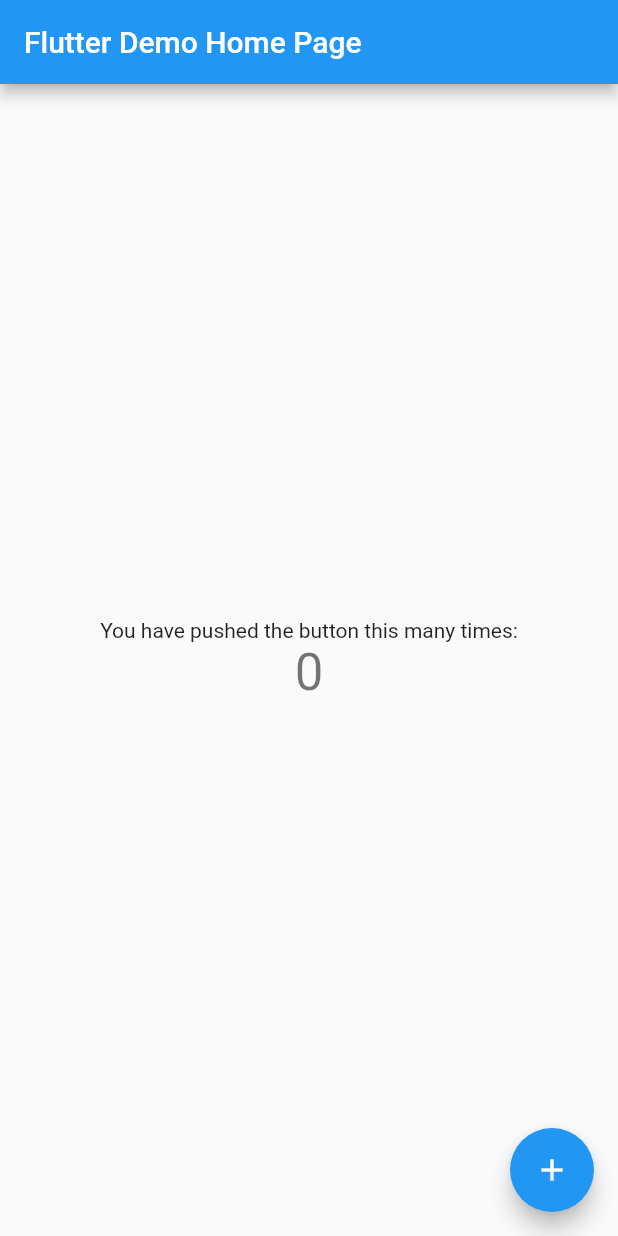
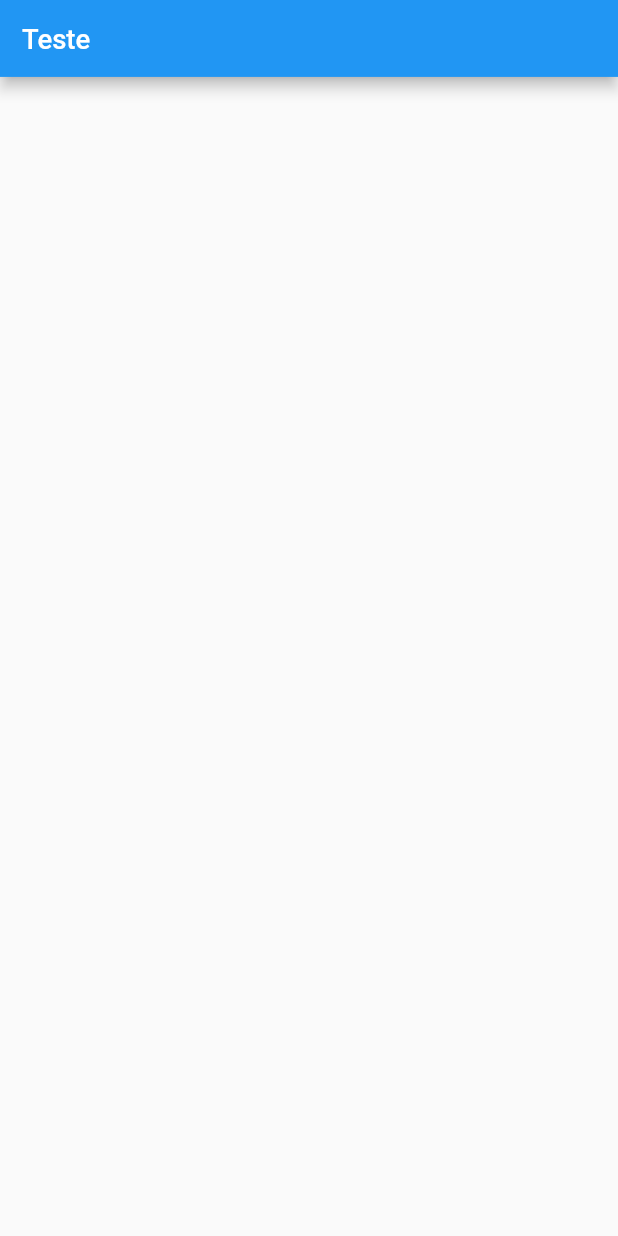
Before and after one commit to nbthales/insta_clone_web, a Flutter app: the screen it shows after launch, on a phone screen of 412 x 824 dp. Run offline on Flutter 3.47's test engine with Material 2 defaults, Android fonts, the phone set to English and light mode, and no system bars; our stand-ins replace responsive_framework.

Commit message:
38. Criando o Projeto

```diff
--- a/lib/main.dart
+++ b/lib/main.dart
@@ -1,113 +1,32 @@
 import 'package:flutter/material.dart';
+import 'package:insta_clone_web/pages/home/home_page.dart';
+import 'package:responsive_framework/responsive_framework.dart';
+import 'package:responsive_framework/responsive_wrapper.dart';
 
 void main() {
   runApp(MyApp());
 }
 
 class MyApp extends StatelessWidget {
-  // This widget is the root of your application.
   @override
   Widget build(BuildContext context) {
     return MaterialApp(
-      title: 'Flutter Demo',
+      debugShowCheckedModeBanner: false,
+      title: 'Flutter Responsivo',
       theme: ThemeData(
-        // This is the theme of your application.
-        //
-        // Try running your application with "flutter run". You'll see the
-        // application has a blue toolbar. Then, without quitting the app, try
-        // changing the primarySwatch below to Colors.green and then invoke
-        // "hot reload" (press "r" in the console where you ran "flutter run",
-        // or simply save your changes to "hot reload" in a Flutter IDE).
-        // Notice that the counter didn't reset back to zero; the application
-        // is not restarted.
         primarySwatch: Colors.blue,
       ),
-      home: MyHomePage(title: 'Flutter Demo Home Page'),
+      builder: (context, widget) => ResponsiveWrapper.builder(
+        ClampingScrollWrapper.builder(context, widget!),
+        defaultScale: true,
+        minWidth: 450,
+        breakpoints: [
+          ResponsiveBreakpoint.resize(450, name: MOBILE),
+          ResponsiveBreakpoint.resize(700, name: TABLET),
+          ResponsiveBreakpoint.resize(800, name: DESKTOP),
+        ],
+      ),
+      home: HomePage(),
     );
   }
 }
-
-class MyHomePage extends StatefulWidget {
-  MyHomePage({Key? key, required this.title}) : super(key: key);
-
-  // This widget is the home page of your application. It is stateful, meaning
-  // that it has a State object (defined below) that contains fields that affect
-  // how it looks.
-
-  // This class is the configuration for the state. It holds the values (in this
-  // case the title) provided by the parent (in this case the App widget) and
-  // used by the build method of the State. Fields in a Widget subclass are
-  // always marked "final".
-
-  final String title;
-
-  @override
-  _MyHomePageState createState() => _MyHomePageState();
-}
-
-class _MyHomePageState extends State<MyHomePage> {
-  int _counter = 0;
-
-  void _incrementCounter() {
-    setState(() {
-      // This call to setState tells the Flutter framework that something has
-      // changed in this State, which causes it to rerun the build method below
-      // so that the display can reflect the updated values. If we changed
-      // _counter without calling setState(), then the build method would not be
-      // called again, and so nothing would appear to happen.
-      _counter++;
-    });
-  }
-
-  @override
-  Widget build(BuildContext context) {
-    // This method is rerun every time setState is called, for instance as done
-    // by the _incrementCounter method above.
-    //
-    // The Flutter framework has been optimized to make rerunning build methods
-    // fast, so that you can just rebuild anything that needs updating rather
-    // than having to individually change instances of widgets.
-    return Scaffold(
-      appBar: AppBar(
-        // Here we take the value from the MyHomePage object that was created by
-        // the App.build method, and use it to set our appbar title.
-        title: Text(widget.title),
-      ),
-      body: Center(
-        // Center is a layout widget. It takes a single child and positions it
-        // in the middle of the parent.
-        child: Column(
-          // Column is also a layout widget. It takes a list of children and
-          // arranges them vertically. By default, it sizes itself to fit its
-          // children horizontally, and tries to be as tall as its parent.
-          //
-          // Invoke "debug painting" (press "p" in the console, choose the
-          // "Toggle Debug Paint" action from the Flutter Inspector in Android
-          // Studio, or the "Toggle Debug Paint" command in Visual Studio Code)
-          // to see the wireframe for each widget.
-          //
-          // Column has various properties to control how it sizes itself and
-          // how it positions its children. Here we use mainAxisAlignment to
-          // center the children vertically; the main axis here is the vertical
-          // axis because Columns are vertical (the cross axis would be
-          // horizontal).
-          mainAxisAlignment: MainAxisAlignment.center,
-          children: <Widget>[
-            Text(
-              'You have pushed the button this many times:',
-            ),
-            Text(
-              '$_counter',
-              style: Theme.of(context).textTheme.headline4,
-            ),
-          ],
-        ),
-      ),
-      floatingActionButton: FloatingActionButton(
-        onPressed: _incrementCounter,
-        tooltip: 'Increment',
-        child: Icon(Icons.add),
-      ), // This trailing comma makes auto-formatting nicer for build methods.
-    );
-  }
-}
--- /dev/null
+++ b/lib/pages/home/home_page.dart
@@ -0,0 +1,14 @@
+import 'package:flutter/material.dart';
+
+class HomePage extends StatelessWidget {
+//const HomePage({Key? key}) : super(key: key);
+
+  @override
+  Widget build(BuildContext context) {
+    return Scaffold(
+      appBar: AppBar(
+        title: Text('Teste'),
+      ),
+    );
+  }
+}
--- a/pubspec.yaml
+++ b/pubspec.yaml
@@ -28,6 +28,7 @@
   # The following adds the Cupertino Icons font to your application.
   # Use with the CupertinoIcons class for iOS style icons.
   cupertino_icons: ^1.0.2
+  responsive_framework: ^0.1.4
 
 dev_dependencies:
   flutter_test:
```
Also changed, not shown: pubspec.lock.
